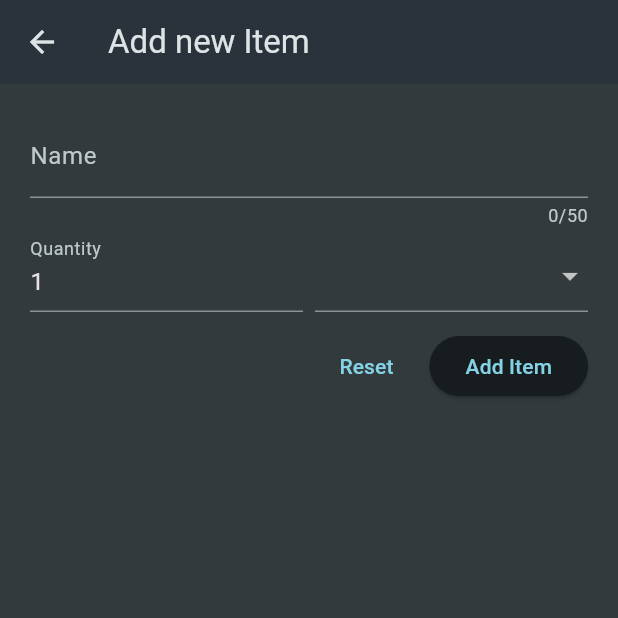
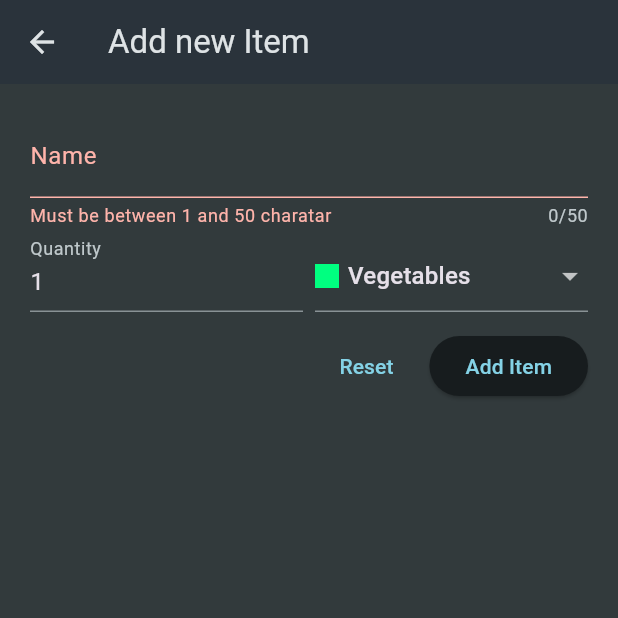
Before and after one commit to kumarAbhay0201/Shopping_list_app_flutter, a Flutter app: the NewItem screen opened directly, after a tap on "Add Item", on a phone screen of 412 x 824 dp, the top half of it. Run offline on Flutter 3.47's test engine with Material 3 defaults, Android fonts, the phone set to English and light mode, and no system bars.

Commit message:
Done with frontend

```diff
--- a/lib/widget/new_item.dart
+++ b/lib/widget/new_item.dart
@@ -1,5 +1,7 @@
 import 'package:flutter/material.dart';
 import 'package:shopping_list/data/categories.dart';
+import 'package:shopping_list/models/category.dart';
+import 'package:shopping_list/models/grocery_item.dart';
 //import 'package:shopping_list/models/category.dart';
 
 class NewItem extends StatefulWidget {
@@ -12,6 +14,22 @@ class NewItem extends StatefulWidget {
 }
 
 class _NewItemState extends State<NewItem> {
+  final _fromkey = GlobalKey<FormState>();
+  var _enteredName = '';
+  var _enteredQuantity = 1;
+  var _selectedCategory = categories[Categories.vegetables]!;
+
+  void _saveItem() {
+    if (_fromkey.currentState!.validate()) {
+      _fromkey.currentState!.save();
+      Navigator.of(context).pop(GroceryItem(
+          id: DateTime.now().toString(),
+          name: _enteredName,
+          quantity: _enteredQuantity,
+          category: _selectedCategory));
+    }
+  }
+
   @override
   Widget build(BuildContext context) {
     return Scaffold(
@@ -21,6 +39,7 @@ class _NewItemState extends State<NewItem> {
       body: Padding(
         padding: const EdgeInsets.all(20),
         child: Form(
+          key: _fromkey,
           child: Column(
             children: [
               TextFormField(
@@ -29,7 +48,16 @@ class _NewItemState extends State<NewItem> {
                   label: Text('Name'),
                 ),
                 validator: (value) {
-                  return 'Demo...';
+                  if (value == null ||
+                      value.isEmpty ||
+                      value.trim().length <= 1 ||
+                      value.trim().length >= 50) {
+                    return 'Must be between 1 and 50 charatar';
+                  }
+                  return null;
+                },
+                onSaved: (value) {
+                  _enteredName = value!;
                 },
               ),
               Row(
@@ -37,15 +65,30 @@ class _NewItemState extends State<NewItem> {
                 children: [
                   Expanded(
                     child: TextFormField(
+                      keyboardType: TextInputType.number,
                       decoration: const InputDecoration(
                         label: Text('Quantity'),
                       ),
-                      initialValue: '1',
+                      initialValue: _enteredQuantity.toString(),
+                      validator: (value) {
+                        if (value == null ||
+                            value.isEmpty ||
+                            int.tryParse(value) == null ||
+                            int.tryParse(value)! <= 0) {
+                          return 'Must be a valid positive number';
+                        }
+                        return null;
+                      },
+                      onSaved: (value) {
+                        _enteredQuantity = int.parse(value!);
+                      },
                     ),
                   ),
                   const SizedBox(width: 8),
                   Expanded(
-                    child: DropdownButtonFormField(items: [
+                    child: DropdownButtonFormField(
+                      value: _selectedCategory,
+                      items: [
                         for (final category in categories.entries)
                           DropdownMenuItem(
                             value: category.value,
@@ -61,7 +104,13 @@ class _NewItemState extends State<NewItem> {
                               ],
                             ),
                           )
-                    ], onChanged: (value) {}),
+                      ],
+                      onChanged: (value) {
+                        setState(() {
+                          _selectedCategory = value!;
+                        });
+                      },
+                    ),
                   )
                 ],
               ),
@@ -70,12 +119,14 @@ class _NewItemState extends State<NewItem> {
                 mainAxisAlignment: MainAxisAlignment.end,
                 children: [
                   TextButton(
-                    onPressed: () {},
+                    onPressed: () {
+                      _fromkey.currentState!.reset();
+                    },
                     child: Text('Reset'),
                   ),
                   const SizedBox(width: 10),
                   ElevatedButton(
-                    onPressed: () {},
+                    onPressed: _saveItem,
                     child: Text('Add Item'),
                   ),
                 ],
--- a/pubspec.yaml
+++ b/pubspec.yaml
@@ -35,6 +35,7 @@ dependencies:
   # The following adds the Cupertino Icons font to your application.
   # Use with the CupertinoIcons class for iOS style icons.
   cupertino_icons: ^1.0.6
+  http: ^1.2.2
 
 dev_dependencies:
   flutter_test:
```
Also changed, not shown: lib/widget/grocery_list.dart (+36 -10 lines), pubspec.lock. Lines whose indentation alone changed are shown as unchanged.
